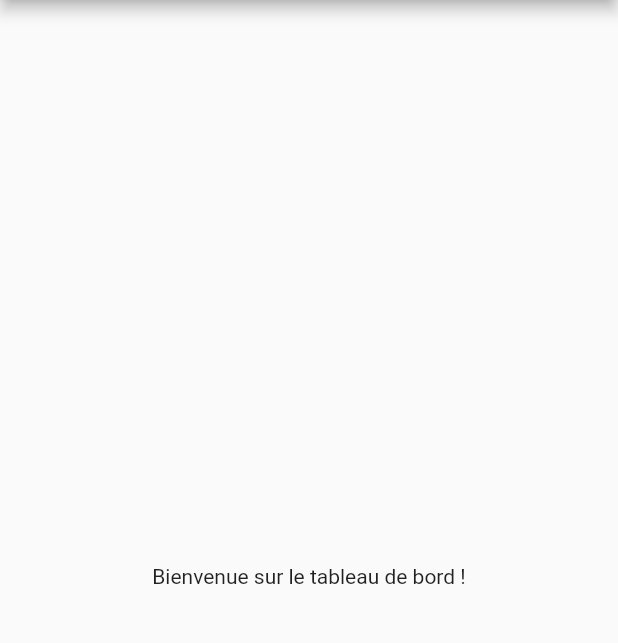
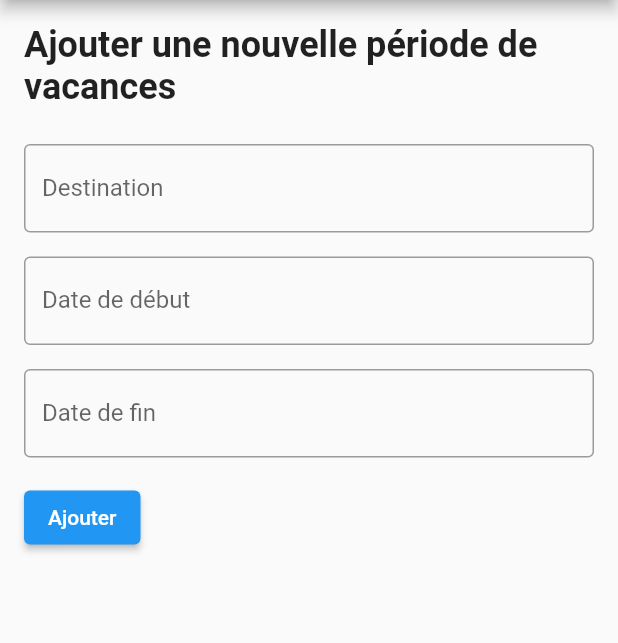
Before and after one commit to ThibautRoderkerken/plan_my_escape, a Flutter app: the DashboardScreen screen opened directly, on a phone screen of 412 x 824 dp, the part 84-727 px from its top. Run offline on Flutter 3.47's test engine with Material 2 defaults, Android fonts, the phone set to English and light mode, and no system bars.

Commit message:
M2 - Première version avec trois champs texte et un bouton.

```diff
--- a/lib/screens/dashboard_screen.dart
+++ b/lib/screens/dashboard_screen.dart
@@ -10,10 +10,49 @@ class DashboardScreen extends StatelessWidget {
       appBar: AppBar(
         title: const Text('Tableau de bord'),
       ),
-      body: const Center(
-        child: Text('Bienvenue sur le tableau de bord !'),
+      body: Padding(
+        padding: const EdgeInsets.all(16.0),
+        child: Column(
+          crossAxisAlignment: CrossAxisAlignment.start,
+          children: [
+            const Text(
+              'Ajouter une nouvelle période de vacances',
+              style: TextStyle(fontSize: 24, fontWeight: FontWeight.bold),
+            ),
+            const SizedBox(height: 24),
+            TextField(
+              decoration: const InputDecoration(
+                labelText: 'Destination',
+                border: OutlineInputBorder(),
+              ),
+            ),
+            const SizedBox(height: 16),
+            TextField(
+              decoration: const InputDecoration(
+                labelText: 'Date de début',
+                border: OutlineInputBorder(),
+              ),
+              keyboardType: TextInputType.datetime,
+            ),
+            const SizedBox(height: 16),
+            TextField(
+              decoration: const InputDecoration(
+                labelText: 'Date de fin',
+                border: OutlineInputBorder(),
+              ),
+              keyboardType: TextInputType.datetime,
+            ),
+            const SizedBox(height: 16),
+            ElevatedButton(
+              onPressed: () {
+                // Logique pour ajouter la période de vacances
+              },
+              child: const Text('Ajouter'),
+            ),
+          ],
+        ),
       ),
-      drawer: const AppNavigationDrawer (),
+      drawer: const AppNavigationDrawer(),
     );
   }
 }
```
